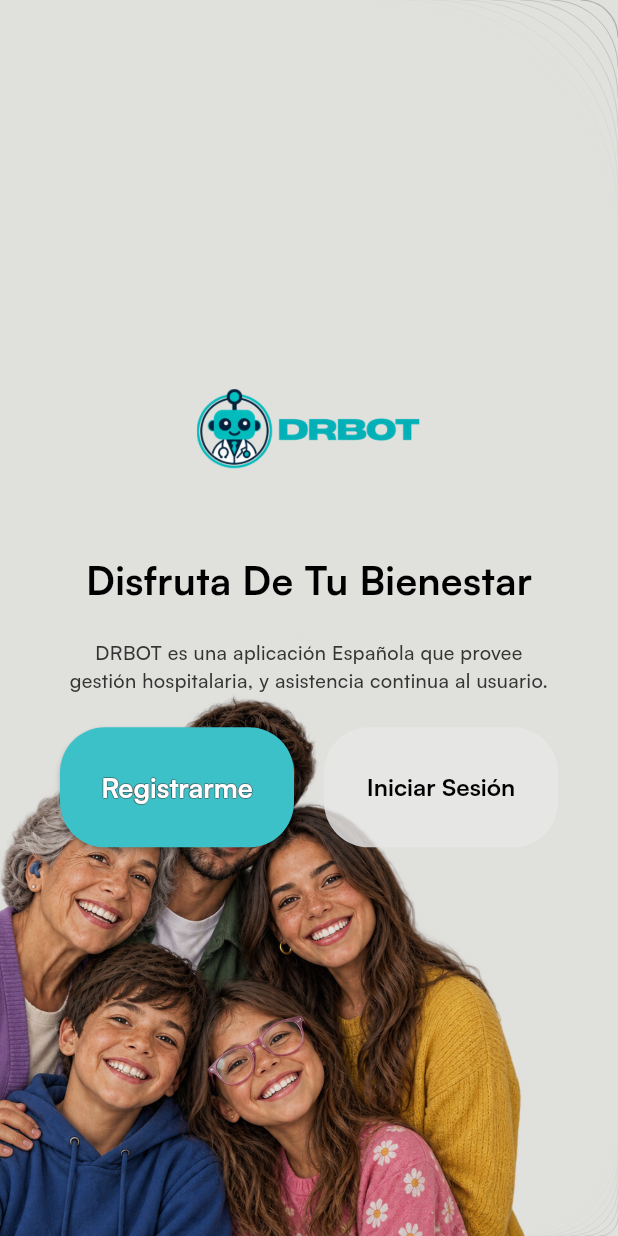
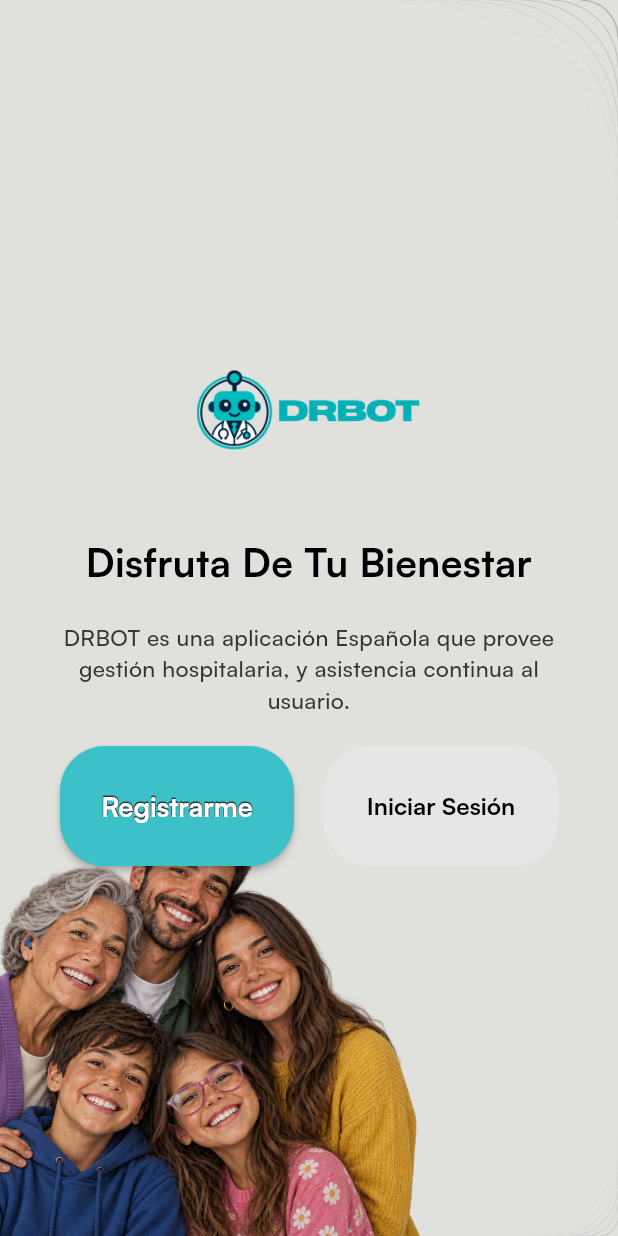
Before and after one commit to xDit0x/drbot_flutter_app, a Flutter app: the SignupOrSigninPage screen opened directly, on a phone screen of 412 x 824 dp. Run offline on Flutter 3.47's test engine with Material 3 defaults, Android fonts, the phone set to English and light mode, and no system bars; our stand-ins replace cloud_firestore, dartz, firebase_auth, firebase_core, firebase_messaging, flutter_bloc and 11 more; accounts and stored records are empty.

Commit message:
fix: estilos del signuporsigninpage

```diff
--- a/lib/common/widgets/button/basic_app_button.dart
+++ b/lib/common/widgets/button/basic_app_button.dart
@@ -38,6 +38,7 @@ class BasicAppButton extends StatelessWidget {
             ),
           ),
         ),
+        textAlign: TextAlign.center,
       ),
     );
   }
--- a/lib/presentation/auth/pages/signup_or_signin.dart
+++ b/lib/presentation/auth/pages/signup_or_signin.dart
@@ -31,7 +31,7 @@ class SignupOrSigninPage extends StatelessWidget {
             child: Stack(
               alignment: Alignment.bottomLeft,
               children: [
-                Image.asset(AppImages.authBG, width: 350),
+                Image.asset(AppImages.authBG, width: 280),
                 Container(
                   color: context.isDarkMode
                       ? Colors.black.withAlpha(65)
@@ -57,6 +57,7 @@ class SignupOrSigninPage extends StatelessWidget {
                       fontWeight: FontWeight.bold,
                       fontSize: 26,
                     ),
+                    textAlign: TextAlign.center,
                   ),
                   Padding(
                     padding: EdgeInsetsGeometry.symmetric(vertical: 21),
@@ -69,7 +70,7 @@ class SignupOrSigninPage extends StatelessWidget {
                         color: context.isDarkMode
                             ? AppColors.grey
                             : AppColors.darkGrey,
-                        fontSize: 13,
+                        fontSize: 15,
                       ),
                     ),
                   ),
@@ -87,6 +88,7 @@ class SignupOrSigninPage extends StatelessWidget {
                               ),
                             );
                           },
+
                           title: "Registrarme",
                         ),
                       ),
@@ -119,6 +121,7 @@ class SignupOrSigninPage extends StatelessWidget {
                               fontSize: 16,
                               fontWeight: FontWeight.bold,
                             ),
+                            textAlign: TextAlign.center,
                           ),
                         ),
                       ),
--- a/lib/presentation/settings/pages/settings_page.dart
+++ b/lib/presentation/settings/pages/settings_page.dart
@@ -5,7 +5,7 @@ import 'package:flutter/services.dart';
 import 'package:flutter_learning/common/widgets/snackbar/snack_bar_root.dart';
 import 'package:flutter_learning/dev/seed_doctors.dart';
 import 'package:flutter_learning/domain/usecases/auth/delete_account.dart';
-import 'package:flutter_learning/presentation/auth/pages/signup_or_signin.dart';
+
 import 'package:flutter_learning/service_locator.dart';
 import 'package:shared_preferences/shared_preferences.dart';
 import 'package:flutter_learning/presentation/settings/pages/font_size_page.dart';
```
